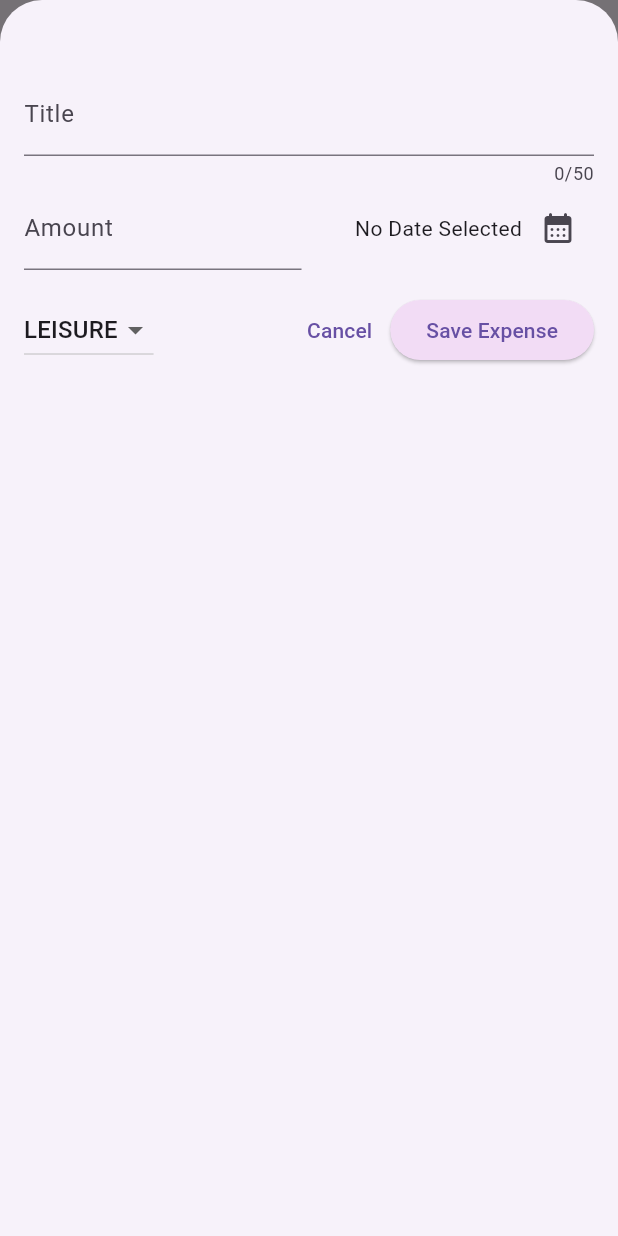
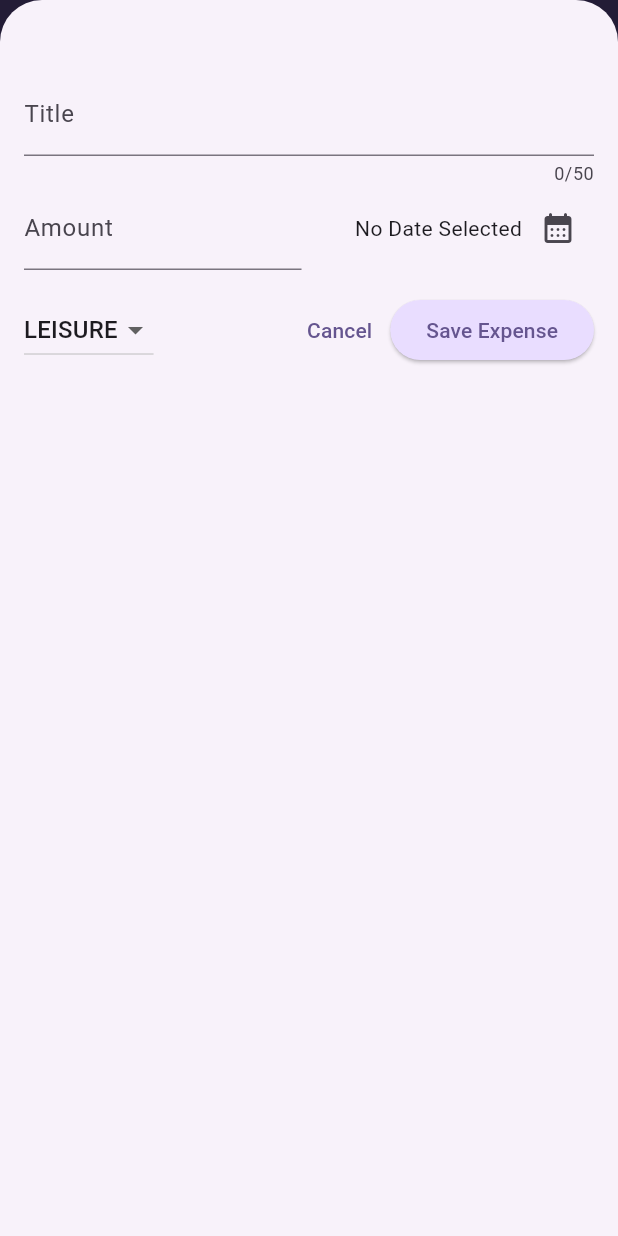
Before and after one commit to Mostafa-Awaad/EXpense_Tracker_App, a Flutter app: the screen it shows after launch, after a tap on the "add" icon, on a phone screen of 412 x 824 dp. Run offline on Flutter 3.47's test engine with Material 3 defaults, Android fonts, the phone set to English and light mode, and no system bars.

Commit message:
Apply theming to the entire app including dark mode

```diff
--- a/lib/main.dart
+++ b/lib/main.dart
@@ -1,8 +1,65 @@
 import 'package:expenses_tracker/widgets/expenses.dart';
 import 'package:flutter/material.dart';
 
+// ColorScheme class provides .fromseed constructor function to generate a shade of colors based on a base color (seed color).
+var kColorTheme = ColorScheme.fromSeed(
+  seedColor: const Color.fromARGB(255, 96, 59, 181),
+);
+var kDarkColorTheme = ColorScheme.fromSeed(
+  brightness: Brightness.dark,
+  seedColor: const Color.fromARGB(255, 5, 99, 125),
+);
 void main() {
-  runApp(const MaterialApp(
-    home: Expenses(),
+  runApp(MaterialApp(
+    // Apply theming to the entire application
+    // Using the copyWith method to apply the default flutter theme to the application with the ability
+    // to override the default values without having to redefine the entire theme
+    darkTheme: ThemeData.dark().copyWith(
+      colorScheme: kDarkColorTheme,
+      cardTheme: const CardTheme().copyWith(
+        color: kDarkColorTheme.secondaryContainer,
+        margin: const EdgeInsets.symmetric(
+          horizontal: 16,
+          vertical: 8,
+        ),
+      ),
+      elevatedButtonTheme: ElevatedButtonThemeData(
+        style: ElevatedButton.styleFrom(
+          backgroundColor: kDarkColorTheme.primaryContainer,
+          foregroundColor: kDarkColorTheme.onPrimaryContainer
+        ),
+      ),
+
+    ),
+    theme: ThemeData().copyWith(
+      colorScheme: kColorTheme,
+      // Setting up the default style for the app bar theme
+      appBarTheme: const AppBarTheme().copyWith(
+          backgroundColor: kColorTheme.onPrimaryContainer,
+          foregroundColor: kColorTheme.primaryFixed),
+      // Setting up the default style for the card theme
+      cardTheme: const CardTheme().copyWith(
+        color: kColorTheme.secondaryContainer,
+        margin: const EdgeInsets.symmetric(horizontal: 16, vertical: 8),
+      ),
+      // Setting up the default style for the elevated buttons
+      elevatedButtonTheme: ElevatedButtonThemeData(
+        style: ElevatedButton.styleFrom(
+          backgroundColor: kColorTheme.primaryContainer,
+        ),
+      ),
+      // Setting up the default style for the text theme
+      textTheme: ThemeData().textTheme.copyWith(
+            // Setting up the defualt style for the large titles in the app and using (copy with) to just override the selected parts without
+            // redefining the entire object. it depends on how much change you want
+            titleLarge: TextStyle(
+                fontWeight: FontWeight.bold,
+                fontSize: 16,
+                color: kColorTheme.onSecondaryContainer),
+          ),
+    ),
+    debugShowCheckedModeBanner: false,
+    themeMode: ThemeMode.system,
+    home: const Expenses(),
   ));
 }
--- a/lib/widgets/expenses.dart
+++ b/lib/widgets/expenses.dart
@@ -34,7 +34,6 @@ class _ExpensesState extends State<Expenses> {
       builder: (ctx) => NewExpense(onAddExpense: _addNewExpense),
     );
   }
-
   //Function to add new expense item
   void _addNewExpense(Expense expense) {
     setState(() {
--- a/lib/widgets/expenses_list/expense_item.dart
+++ b/lib/widgets/expenses_list/expense_item.dart
@@ -13,9 +13,15 @@ class ExpenseItem extends StatelessWidget {
         vertical: 16,
       ),
       child: Column(
+        crossAxisAlignment: CrossAxisAlignment.start,
         children: [
-            Text(expense.title),
-            const SizedBox(height: 4,),
+          Text(
+            expense.title,
+            style: Theme.of(context).textTheme.titleLarge,
+          ),
+          const SizedBox(
+            height: 4,
+          ),
           Row(
             children: [
               Text('\$${expense.amount.toStringAsFixed(2)}'),
@@ -23,7 +29,9 @@ class ExpenseItem extends StatelessWidget {
               Row(
                 children: [
                   Icon(categoryIcons[expense.category]),
-                    const SizedBox(width: 8,),
+                  const SizedBox(
+                    width: 8,
+                  ),
                   Text(expense.formatedDate)
                 ],
               )
@@ -31,7 +39,6 @@ class ExpenseItem extends StatelessWidget {
           ),
         ],
       ),
-      )
-    );
+    ));
   }
 }
--- a/lib/widgets/expenses_list/expenses_list.dart
+++ b/lib/widgets/expenses_list/expenses_list.dart
@@ -13,6 +13,10 @@ class ExpensesList extends StatelessWidget {
       itemBuilder: (ctx, index) => Dismissible(
         key: ValueKey(expenses[index]),
         child: ExpenseItem(expense: expenses[index]),
+        background: Container(
+          color: Theme.of(context).colorScheme.error.withOpacity(0.2),
+          margin: Theme.of(context).cardTheme.margin,
+        ),
         onDismissed: (direction){
           onRemoveExpense(expenses[index]);
         },
--- a/lib/widgets/new_expense.dart
+++ b/lib/widgets/new_expense.dart
@@ -153,10 +153,6 @@ class _NewExpenseState extends State<NewExpense> {
               ),
               ElevatedButton(
                 onPressed: _submitNewExpense,
-                style: ButtonStyle(
-                  backgroundColor: WidgetStateProperty.all(
-                      const Color.fromARGB(255, 242, 220, 245)),
-                ),
                 child: Text("Save Expense"),
               ),
             ],
```
Lines whose indentation alone changed are shown as unchanged.
